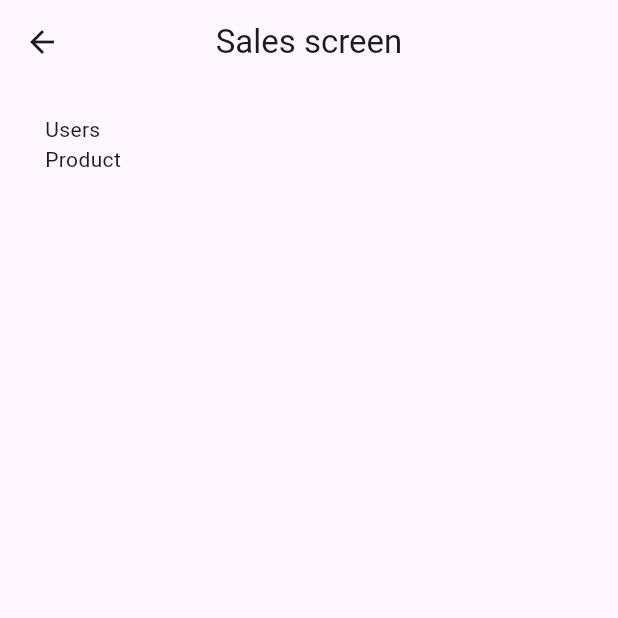
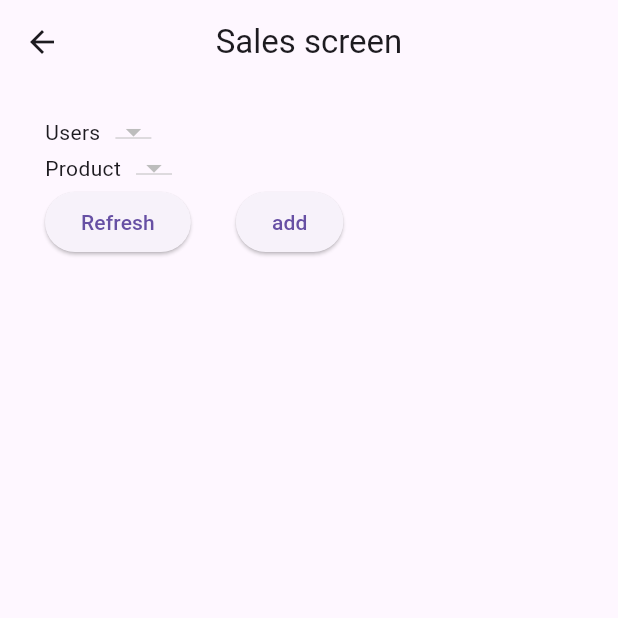
Before and after one commit to Amro27code/sql_department, a Flutter app: the screen it shows after launch, after a tap on "Sales Screen", on a phone screen of 412 x 824 dp, the top half of it. Run offline on Flutter 3.47's test engine with Material 3 defaults, Android fonts, the phone set to English and light mode, and no system bars; our stand-ins replace sqflite, sqflite_common_ffi; accounts and stored records are empty; statements that could not run were skipped.

Commit message:
add insert and select Sales

```diff
--- a/lib/controller/sales_controller.dart
+++ b/lib/controller/sales_controller.dart
@@ -1,25 +1,52 @@
 import 'package:sqflite_department/sqlite/my_sqflite_database.dart';
 
 class SalesController {
-  List dataUserSales = []; //["amro","ammar","ali","obaida"];
-  List dataProductSales = [];
-  int itemUserSelected = 0;
-  int itemProductSelected = 0;
+  List<Map<String, Object?>> dataUserSales = [];
+  List<Map<String, Object?>> dataProductSales = [];
+  List<Map<String, Object?>> salesData = [];
+
+  int?
+  itemUserSelected; //TODO عشان في فنكشن ال select حاطه في futureBuilder وبقدرش يحدث ال   itemUserSelected فالحل خليه nullable
+  int? itemProductSelected;
 
   SalesController() {
-    selectUser();
-    selectProduct();
+    // selectUser();
+    initial();
+    // selectProduct();
+  }
+
+  void initial() async {
+    await selectUser();
+    itemUserSelected = dataUserSales[0]["user_id"] as int?;
+    await selectProduct();
+    itemProductSelected = dataProductSales[0]["product_id"] as int?;
   }
 
   Future<void> selectUser() async {
     MySqfliteDatabase mySqfliteDatabase = MySqfliteDatabase();
     dataUserSales = await mySqfliteDatabase.selectUser();
-    // print(dataUserSales);
-    itemUserSelected = dataUserSales[0]["user_id"];
+    // itemUserSelected = dataUserSales[0]["user_id"];//TODO شلناهم وخليناهم ففي ال initial عشان ما يصير مشاكل في الاختيار
   }
+
   Future<void> selectProduct() async {
-    MySqfliteDatabase db=MySqfliteDatabase();
-    dataProductSales=await db.selectProduct();
-    itemProductSelected=dataProductSales[0]["product_id"];
+    MySqfliteDatabase db = MySqfliteDatabase();
+    dataProductSales = await db.selectProduct();
+    // itemProductSelected = dataProductSales[0]["product_id"];
+  }
+
+  Future<void> selectSales() async {
+    MySqfliteDatabase db = MySqfliteDatabase();
+    salesData = await db.selectSales();
+  }
+
+  Future<void> insert({
+    required String userName,
+    required String productName,
+  }) async {
+    MySqfliteDatabase db = MySqfliteDatabase();
+    await db.insertToSales(userName: userName, productName: productName);
+    selectSales();
+    // selectUser();
+    // selectProduct();
   }
 }
--- a/lib/features/screen/sales_screen.dart
+++ b/lib/features/screen/sales_screen.dart
@@ -1,3 +1,5 @@
+import 'dart:math';
+
 import 'package:flutter/material.dart';
 import 'package:sqflite_department/controller/sales_controller.dart';
 
@@ -32,10 +34,7 @@ class _SalesScreenState extends State<SalesScreen> {
                 spacing: 10,
                 children: [
                   Text("Users"),
-                  (_salesController.dataUserSales.isEmpty ||
-                          _salesController.dataUserSales == null)
-                      ? SizedBox()
-                      : DropdownButton(
+                  DropdownButton(
                     value: _salesController.itemUserSelected,
                     items: [
                       for (
@@ -48,17 +47,13 @@ class _SalesScreenState extends State<SalesScreen> {
                               _salesController.dataUserSales[i]["user_id"]
                                   as int,
                           child: Text(
-                                  _salesController
-                                      .dataUserSales[i]["user_name"],
+                            "${_salesController.dataUserSales[i]["user_name"]}",
                           ),
                         ),
                     ],
                     onChanged: (value) {
                       _salesController.itemUserSelected =
                           value ?? _salesController.itemUserSelected;
-                            // print(_salesController.itemUserSelected);
-                            // print(value);
-                            // print("---------");
                       setState(() {});
                     },
                   ),
@@ -68,10 +63,7 @@ class _SalesScreenState extends State<SalesScreen> {
                 spacing: 10,
                 children: [
                   Text("Product"),
-                  (_salesController.dataProductSales.isEmpty ||
-                          _salesController.dataProductSales == null)
-                      ? SizedBox()
-                      : DropdownButton(
+                  DropdownButton(
                     value: _salesController.itemProductSelected,
                     items: [
                       for (
@@ -81,15 +73,13 @@ class _SalesScreenState extends State<SalesScreen> {
                       )
                         DropdownMenuItem(
                           value:
-                                    _salesController
-                                            .dataProductSales[i]["product_id"]
+                              _salesController.dataProductSales[i]["product_id"]
                                   as int,
                           child: Text(
-                                  _salesController
-                                          .dataProductSales[i]["product_name"] +
-                                      "  " +
+                            "${_salesController.dataProductSales[i]["product_name"]}"
+                                    "  "
                                     "${_salesController.dataProductSales[i]["price"]}" +
-                                      "  " +
+                                "  "
                                     "${_salesController.dataProductSales[i]["count"]}",
                           ),
                         ),
@@ -97,13 +87,74 @@ class _SalesScreenState extends State<SalesScreen> {
                     onChanged: (value) {
                       _salesController.itemProductSelected =
                           value ?? _salesController.itemProductSelected;
-                            // print(_salesController.itemProductSelected);
-                            // print(value);
-                            // print("---------");
                       setState(() {});
                     },
                   ),
                 ],
+              ),
+              Row(
+                spacing: 30,
+                children: [
+                  ElevatedButton(
+                    onPressed: () {
+                      _salesController.selectSales();
+                      setState(() {});
+                    },
+                    child: Text("Refresh"),
+                  ),
+                  ElevatedButton(
+                    onPressed: () async {
+                      setState(() {});
+                      int indexUser = _salesController.dataUserSales.indexWhere(
+                        (element) =>
+                            element["user_id"] ==
+                            _salesController.itemUserSelected,
+                      );
+                      int indexProduct = _salesController.dataProductSales
+                          .indexWhere(
+                            (element) =>
+                                element["product_id"] ==
+                                _salesController.itemProductSelected,
+                          );
+                      print(
+                        _salesController.dataUserSales[indexUser]["user_name"],
+                      );
+                      print(
+                        _salesController
+                            .dataProductSales[indexProduct]["product_name"],
+                      );
+
+                      await _salesController.insert(
+                        userName:
+                            _salesController
+                                    .dataUserSales[indexUser]["user_name"]
+                                as String,
+                        productName:
+                            _salesController
+                                    .dataProductSales[indexProduct]["product_name"]
+                                as String,
+                      );
+                    },
+                    child: Text("add"),
+                  ),
+                ],
+              ),
+              Expanded(
+                child: ListView.separated(
+                  itemBuilder: (context, index) => Row(
+                    mainAxisAlignment: .spaceBetween,
+                    children: [
+                      Text(
+                        "User Name: ${_salesController.salesData[index]["sales_user_name"]}",
+                      ),
+                      Text(
+                        "Product name:${_salesController.salesData[index]["sales_product_name"]}",
+                      ),
+                    ],
+                  ),
+                  separatorBuilder: (context, index) => SizedBox(height: 10),
+                  itemCount: _salesController.salesData.length,
+                ),
               ),
             ],
           ),
```
Also changed, not shown: lib/sqlite/my_sqflite_database.dart (+17 -0 lines). Lines whose indentation alone changed are shown as unchanged.
